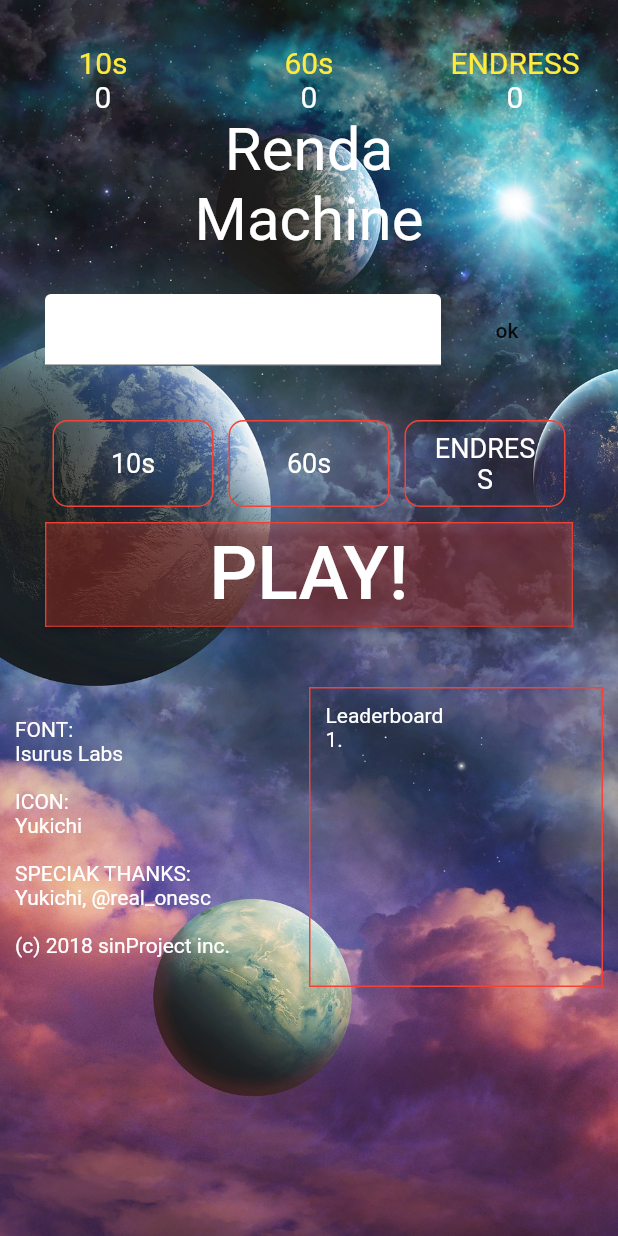
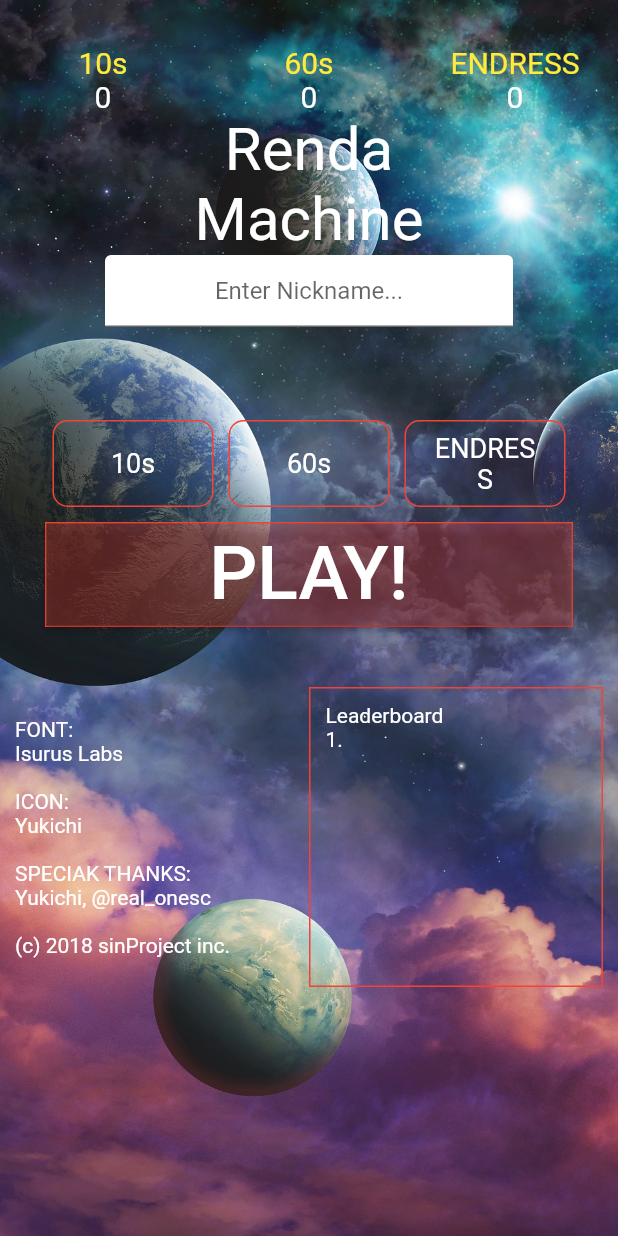
Before and after one commit to shunking-tech/renda_machine, a Flutter app: the screen it shows after launch, on a phone screen of 412 x 824 dp. Run offline on Flutter 3.47's test engine with Material 2 defaults, Android fonts, the phone set to English and light mode, and no system bars; our stand-ins replace shared_preferences, sqflite; accounts and stored records are empty.

Commit message:
ユーザー名入力欄の修正

```diff
--- a/lib/pages/home.dart
+++ b/lib/pages/home.dart
@@ -113,37 +113,32 @@ class _MyHomePageState extends State<MyHomePage> with RouteAware {
 
                         // ユーザー名
                         Container(
-                          margin: EdgeInsets.only(left: 30, right: 30),
-                          color: Colors.white.withOpacity(0.0),
+                          margin: EdgeInsets.only(left: 70, right: 70),
                           height: 100,
-                          child: Row(
-                            children: <Widget>[
-                              Expanded(
                           child: TextFormField(
                             controller: _ctrName,
-                                    decoration: InputDecoration(
-                                      fillColor: Colors.white,
-                                      filled: true
-                                    ),
-                                  )
-                              ),
-                              FlatButton(
-                                onPressed: () async {
+                            textAlign: TextAlign.center,
+
+                            // 入力が完了した時の処理
+                            onFieldSubmitted: (String n) async {
+                              // 入力内容を取得
                               await SharePrefs().setName(name: _ctrName.text);
                               var _name = await SharePrefs().getName();
 
                               setState(() {
-                                    if (_name.length == 0) {
+                                if (_name.length == 0) {  // 入力内容がない時
                                   canPlay = false;
-                                    } else {
+                                } else {                  // 入力内容がある時
                                   canPlay = true;
                                 }
                               });
                             },
-                                child: Text("ok"),
+                            decoration: InputDecoration(
+                              fillColor: Colors.white,
+                              filled: true,
+                              hintText: "Enter Nickname..."
+                            ),
                           )
-                            ],
-                          ),
                         ),
 
 // ユーザー名の入力欄を下から出すようにしたかったが、キーボードで隠れてしまう問題を解決できず保留
```
Lines whose indentation alone changed are shown as unchanged.
